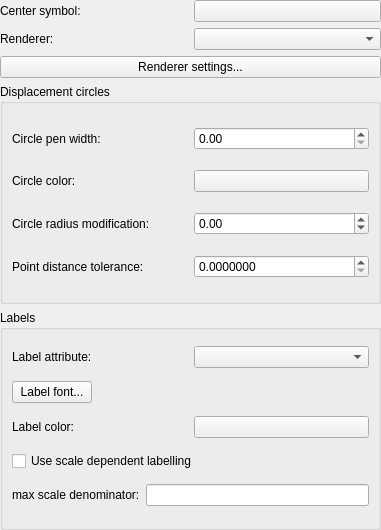
The window that src/ui/qgspointdisplacementrendererwidgetbase.ui (carsmie/QGIS) describes before a commit, drawn with Qt 5.
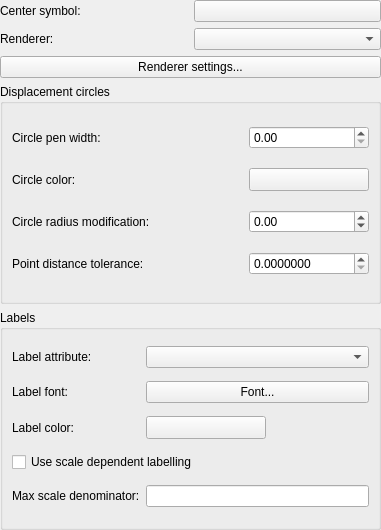
The same window after the commit. Custom widgets are drawn as their Qt base class.

Commit message: Flip more colors buttons to QgsColorButtonV2

What changed in the file:
```diff
--- a/src/ui/qgspointdisplacementrendererwidgetbase.ui
+++ b/src/ui/qgspointdisplacementrendererwidgetbase.ui
@@ -56,86 +56,6 @@
      </property>
     </widget>
    </item>
-   <item row="3" column="0">
-    <widget class="QGroupBox" name="mDisplacementCirclesGroupBox">
-     <property name="title">
-      <string>Displacement circles</string>
-     </property>
-     <layout class="QGridLayout" name="gridLayout_2">
-      <item row="0" column="0">
-       <layout class="QHBoxLayout" name="horizontalLayout_2">
-        <item>
-         <widget class="QLabel" name="mCircleWidthLabel">
-          <property name="text">
-           <string>Circle pen width:</string>
-          </property>
-         </widget>
-        </item>
-        <item>
-         <widget class="QDoubleSpinBox" name="mCircleWidthSpinBox"/>
-        </item>
-       </layout>
-      </item>
-      <item row="1" column="0">
-       <layout class="QHBoxLayout" name="horizontalLayout_3">
-        <item>
-         <widget class="QLabel" name="mCircleColorLabel">
-          <property name="text">
-           <string>Circle color:</string>
-          </property>
-         </widget>
-        </item>
-        <item>
-         <widget class="QgsColorButton" name="mCircleColorButton">
-          <property name="text">
-           <string/>
-          </property>
-         </widget>
-        </item>
-       </layout>
-      </item>
-      <item row="2" column="0">
-       <layout class="QHBoxLayout" name="horizontalLayout_6">
-        <item>
-         <widget class="QLabel" name="mCircleRadiusLabel">
-          <property name="text">
-           <string>Circle radius modification:</string>
-          </property>
-         </widget>
-        </item>
-        <item>
-         <widget class="QDoubleSpinBox" name="mCircleModificationSpinBox">
-          <property name="minimum">
-           <double>-99.000000000000000</double>
-          </property>
-         </widget>
-        </item>
-       </layout>
-      </item>
-      <item row="3" column="0">
-       <layout class="QHBoxLayout" name="horizontalLayout_10">
-        <item>
-         <widget class="QLabel" name="mDistanceToleranceLabel">
-          <property name="text">
-           <string>Point distance tolerance:</string>
-          </property>
-         </widget>
-        </item>
-        <item>
-         <widget class="QDoubleSpinBox" name="mDistanceSpinBox">
-          <property name="decimals">
-           <number>7</number>
-          </property>
-          <property name="maximum">
-           <double>999999999.000000000000000</double>
-          </property>
-         </widget>
-        </item>
-       </layout>
-      </item>
-     </layout>
-    </widget>
-   </item>
    <item row="4" column="0">
     <widget class="QGroupBox" name="mLabellingGroupBox">
      <property name="title">
@@ -143,62 +63,56 @@
      </property>
      <layout class="QGridLayout" name="gridLayout">
       <item row="0" column="0">
-       <layout class="QHBoxLayout" name="horizontalLayout">
-        <item>
          <widget class="QLabel" name="mLabelAttributeLabel">
           <property name="text">
            <string>Label attribute:</string>
           </property>
          </widget>
         </item>
-        <item>
+      <item row="0" column="1">
          <widget class="QComboBox" name="mLabelFieldComboBox"/>
         </item>
-       </layout>
-      </item>
       <item row="1" column="0">
-       <layout class="QHBoxLayout" name="horizontalLayout_8">
-        <item>
+       <widget class="QLabel" name="label">
+        <property name="text">
+         <string>Label font:</string>
+        </property>
+       </widget>
+      </item>
+      <item row="1" column="1">
          <widget class="QPushButton" name="mLabelFontButton">
           <property name="text">
-           <string>Label font...</string>
+         <string>Font...</string>
           </property>
          </widget>
         </item>
-        <item>
-         <spacer name="horizontalSpacer">
-          <property name="orientation">
-           <enum>Qt::Horizontal</enum>
-          </property>
-          <property name="sizeHint" stdset="0">
-           <size>
-            <width>94</width>
-            <height>20</height>
-           </size>
-          </property>
-         </spacer>
-        </item>
-       </layout>
-      </item>
       <item row="2" column="0">
-       <layout class="QHBoxLayout" name="horizontalLayout_5">
-        <item>
          <widget class="QLabel" name="mLabelColorLabel">
           <property name="text">
            <string>Label color:</string>
           </property>
          </widget>
         </item>
-        <item>
-         <widget class="QgsColorButton" name="mLabelColorButton">
+      <item row="2" column="1">
+       <widget class="QgsColorButtonV2" name="mLabelColorButton">
+        <property name="minimumSize">
+         <size>
+          <width>120</width>
+          <height>0</height>
+         </size>
+        </property>
+        <property name="maximumSize">
+         <size>
+          <width>120</width>
+          <height>16777215</height>
+         </size>
+        </property>
           <property name="text">
            <string/>
           </property>
          </widget>
         </item>
-       </layout>
-      </item>
-      <item row="3" column="0">
+      <item row="3" column="0" colspan="2">
        <widget class="QCheckBox" name="mScaleDependentLabelsCheckBox">
         <property name="text">
          <string>Use scale dependent labelling</string>
@@ -206,18 +120,90 @@
        </widget>
       </item>
       <item row="4" column="0">
-       <layout class="QHBoxLayout" name="horizontalLayout_7">
-        <item>
          <widget class="QLabel" name="mMaxScaleLabel">
           <property name="text">
-           <string>max scale denominator:</string>
+         <string>Max scale denominator:</string>
           </property>
          </widget>
         </item>
-        <item>
+      <item row="4" column="1">
          <widget class="QLineEdit" name="mMaxScaleDenominatorEdit"/>
         </item>
        </layout>
+    </widget>
+   </item>
+   <item row="3" column="0">
+    <widget class="QGroupBox" name="mDisplacementCirclesGroupBox">
+     <property name="title">
+      <string>Displacement circles</string>
+     </property>
+     <layout class="QGridLayout" name="gridLayout_2">
+      <item row="2" column="1">
+       <widget class="QgsColorButtonV2" name="mCircleColorButton">
+        <property name="minimumSize">
+         <size>
+          <width>120</width>
+          <height>0</height>
+         </size>
+        </property>
+        <property name="maximumSize">
+         <size>
+          <width>120</width>
+          <height>16777215</height>
+         </size>
+        </property>
+        <property name="text">
+         <string/>
+        </property>
+       </widget>
+      </item>
+      <item row="3" column="0">
+       <widget class="QLabel" name="mCircleRadiusLabel">
+        <property name="text">
+         <string>Circle radius modification:</string>
+        </property>
+       </widget>
+      </item>
+      <item row="0" column="0">
+       <widget class="QLabel" name="mCircleWidthLabel">
+        <property name="text">
+         <string>Circle pen width:</string>
+        </property>
+       </widget>
+      </item>
+      <item row="0" column="1">
+       <widget class="QDoubleSpinBox" name="mCircleWidthSpinBox"/>
+      </item>
+      <item row="6" column="1">
+       <widget class="QDoubleSpinBox" name="mDistanceSpinBox">
+        <property name="decimals">
+         <number>7</number>
+        </property>
+        <property name="maximum">
+         <double>999999999.000000000000000</double>
+        </property>
+       </widget>
+      </item>
+      <item row="2" column="0">
+       <widget class="QLabel" name="mCircleColorLabel">
+        <property name="text">
+         <string>Circle color:</string>
+        </property>
+       </widget>
+      </item>
+      <item row="6" column="0">
+       <widget class="QLabel" name="mDistanceToleranceLabel">
+        <property name="text">
+         <string>Point distance tolerance:</string>
+        </property>
+       </widget>
+      </item>
+      <item row="3" column="1">
+       <widget class="QDoubleSpinBox" name="mCircleModificationSpinBox">
+        <property name="minimum">
+         <double>-99.000000000000000</double>
+        </property>
+       </widget>
       </item>
      </layout>
     </widget>
@@ -226,9 +212,9 @@
  </widget>
  <customwidgets>
   <customwidget>
-   <class>QgsColorButton</class>
-   <extends>QPushButton</extends>
-   <header>qgscolorbutton.h</header>
+   <class>QgsColorButtonV2</class>
+   <extends>QToolButton</extends>
+   <header>qgscolorbuttonv2.h</header>
   </customwidget>
  </customwidgets>
  <resources/>
```
Lines whose indentation alone changed are shown as unchanged. The commit also changes 12 other files.
